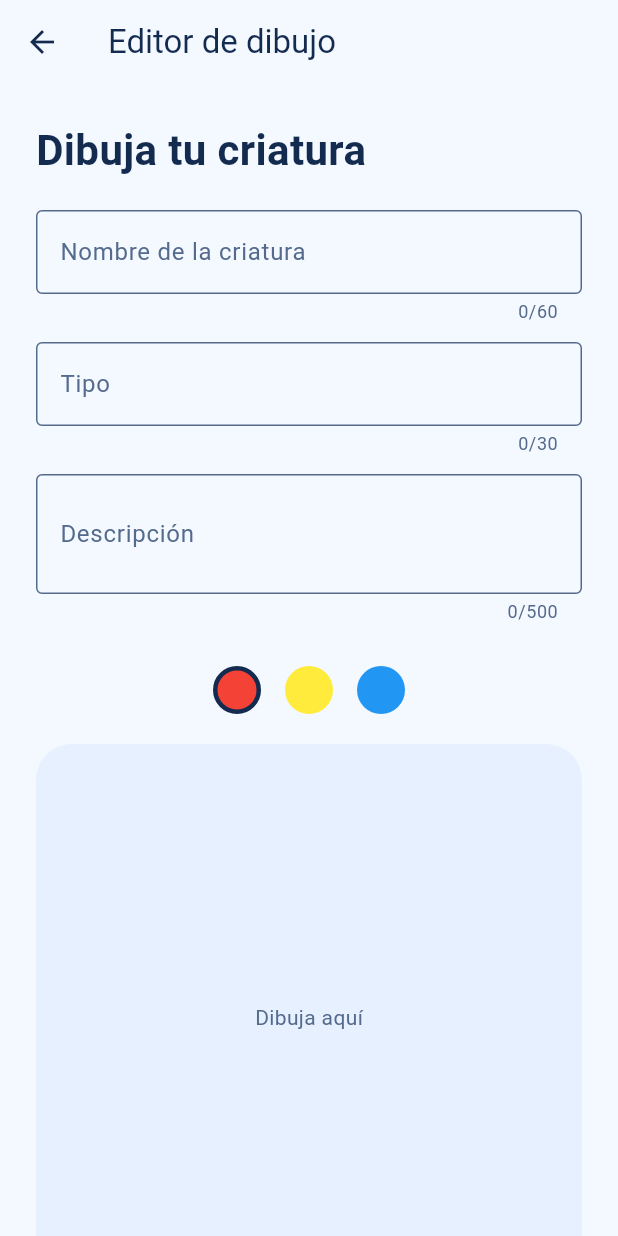
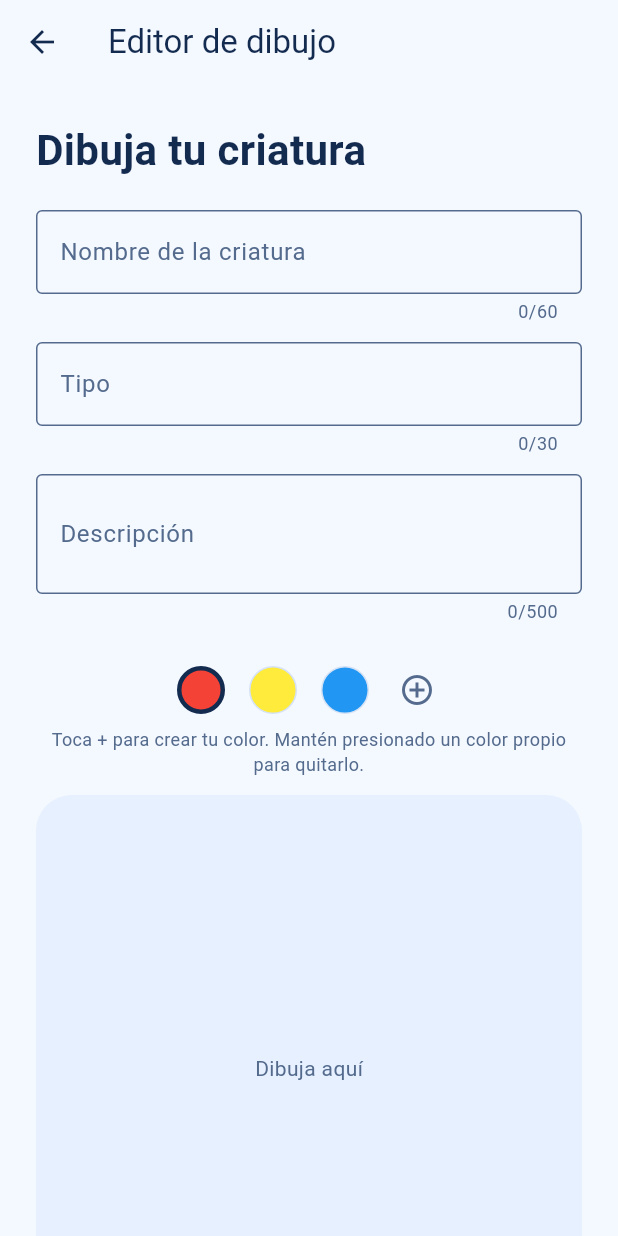
Before and after one commit to A4ld0/ProyectoDesarrolloMovil, a Flutter app: the EditorDibujoScreen screen opened by its route, on a phone screen of 412 x 824 dp. Run offline on Flutter 3.47's test engine with Material 3 defaults, Android fonts, the phone set to English and light mode, and no system bars; our stand-ins replace cloud_firestore, firebase_auth, firebase_core, firebase_messaging, flutter_map, geolocator and 5 more; missing offline and left inert: nfc_manager; accounts and stored records are empty.

Commit message:
feat: crear colores propios en el editor de dibujo

```diff
--- a/lib/screens/editor_dibujo_screen.dart
+++ b/lib/screens/editor_dibujo_screen.dart
@@ -1,10 +1,11 @@
-import 'package:flutter/gestures.dart';
-import 'package:flutter/material.dart';
-import 'package:provider/provider.dart';
+import 'package:flutter/gestures.dart'; //° DragStartBehavior para el lienzo
+import 'package:flutter/material.dart'; //° widgets de material
+import 'package:provider/provider.dart'; //° gestion de estado
+import 'package:shared_preferences/shared_preferences.dart'; //° guarda los colores propios en el telefono
 
-import '../data/datos_app.dart';
-import '../models/criatura.dart';
-import '../widgets/dibujo_criatura.dart';
+import '../data/datos_app.dart'; //° provider con firestore
+import '../models/criatura.dart'; //° modelo de criatura y trazo
+import '../widgets/dibujo_criatura.dart'; //° pintor del dibujo
 
 class EditorDibujoScreen extends StatefulWidget {
   const EditorDibujoScreen({super.key});
@@ -24,6 +25,178 @@ class _EditorDibujoScreenState extends State<EditorDibujoScreen> {
   bool _guardando = false;
   Color _colorSeleccionado = Colors.red;
   int _revision = 0;
+
+  //_ colores base que siempre aparecen
+  final List<Color> _coloresBase = [Colors.red, Colors.yellow, Colors.blue];
+  final List<String> _nombresBase = ['Rojo', 'Amarillo', 'Azul'];
+  //_ colores que el usuario crea con el boton +
+  final List<Color> _coloresPropios = [];
+
+  @override
+  void initState() {
+    super.initState();
+    _cargarColores();
+  }
+
+  //* lee los colores propios guardados en el telefono
+  Future<void> _cargarColores() async {
+    final prefs = SharedPreferencesAsync();
+    final guardados = await prefs.getStringList('coloresPropios') ?? [];
+    if (!mounted) return;
+    setState(() {
+      for (final valor in guardados) {
+        _coloresPropios.add(Color(int.parse(valor)));
+      }
+    });
+  }
+
+  //* guarda la lista de colores propios como texto (el numero argb)
+  Future<void> _guardarColores() async {
+    final prefs = SharedPreferencesAsync();
+    final valores = <String>[];
+    for (final color in _coloresPropios) {
+      valores.add(color.toARGB32().toString());
+    }
+    await prefs.setStringList('coloresPropios', valores);
+  }
+
+  //* abre un dialogo con 3 sliders (rojo, verde, azul) para crear un color
+  Future<void> _crearColor() async {
+    double rojo = 120;
+    double verde = 60;
+    double azul = 200;
+
+    final nuevo = await showDialog<Color>(
+      context: context,
+      builder: (context) {
+        //? StatefulBuilder deja usar setState solo dentro del dialogo
+        return StatefulBuilder(
+          builder: (context, setDialogState) {
+            final vistaPrevia = Color.fromARGB(
+              255,
+              rojo.round(),
+              verde.round(),
+              azul.round(),
+            );
+            return AlertDialog(
+              title: const Text('Crea tu color'),
+              content: Column(
+                mainAxisSize: MainAxisSize.min,
+                children: [
+                  Container(
+                    height: 60,
+                    decoration: BoxDecoration(
+                      color: vistaPrevia,
+                      borderRadius: BorderRadius.circular(12),
+                    ),
+                  ),
+                  const SizedBox(height: 12),
+                  _slider('Rojo', rojo, Colors.red, (valor) {
+                    setDialogState(() => rojo = valor);
+                  }),
+                  _slider('Verde', verde, Colors.green, (valor) {
+                    setDialogState(() => verde = valor);
+                  }),
+                  _slider('Azul', azul, Colors.blue, (valor) {
+                    setDialogState(() => azul = valor);
+                  }),
+                ],
+              ),
+              actions: [
+                TextButton(
+                  onPressed: () => Navigator.pop(context),
+                  child: const Text('Cancelar'),
+                ),
+                FilledButton(
+                  onPressed: () => Navigator.pop(context, vistaPrevia),
+                  child: const Text('Agregar'),
+                ),
+              ],
+            );
+          },
+        );
+      },
+    );
+
+    if (nuevo == null) return;
+    //! si el color ya existe solo se selecciona, no se repite
+    final yaExiste =
+        _coloresBase.contains(nuevo) || _coloresPropios.contains(nuevo);
+    setState(() {
+      if (!yaExiste) _coloresPropios.add(nuevo);
+      _colorSeleccionado = nuevo;
+    });
+    if (!yaExiste) await _guardarColores();
+  }
+
+  //* renglon con el nombre del canal y su slider de 0 a 255
+  Widget _slider(
+    String nombre,
+    double valor,
+    Color color,
+    ValueChanged<double> alCambiar,
+  ) {
+    return Row(
+      children: [
+        SizedBox(width: 50, child: Text(nombre)),
+        Expanded(
+          child: Slider(
+            value: valor,
+            min: 0,
+            max: 255,
+            activeColor: color,
+            onChanged: alCambiar,
+          ),
+        ),
+        SizedBox(width: 32, child: Text('${valor.round()}')),
+      ],
+    );
+  }
+
+  //* borra un color propio al dejarlo presionado
+  Future<void> _borrarColor(Color color) async {
+    setState(() {
+      _coloresPropios.remove(color);
+      if (_colorSeleccionado == color) _colorSeleccionado = Colors.red;
+    });
+    await _guardarColores();
+    if (mounted) {
+      ScaffoldMessenger.of(context).showSnackBar(
+        const SnackBar(content: Text('Color eliminado de tu paleta')),
+      );
+    }
+  }
+
+  //* circulo de color que se puede tocar para elegirlo
+  Widget _botonColor(Color color, String nombre, {VoidCallback? alBorrar}) {
+    final colors = Theme.of(context).colorScheme;
+    final seleccionado = _colorSeleccionado == color;
+    return Semantics(
+      label: nombre,
+      button: true,
+      selected: seleccionado,
+      child: InkResponse(
+        onTap: () => setState(() => _colorSeleccionado = color),
+        onLongPress: alBorrar,
+        radius: 24,
+        child: Padding(
+          padding: const EdgeInsets.all(8),
+          child: Container(
+            width: 32,
+            height: 32,
+            decoration: BoxDecoration(
+              shape: BoxShape.circle,
+              color: color,
+              border: Border.all(
+                color: seleccionado ? colors.onSurface : colors.outlineVariant,
+                width: seleccionado ? 3 : 1,
+              ),
+            ),
+          ),
+        ),
+      ),
+    );
+  }
 
   @override
   void didChangeDependencies() {
@@ -50,6 +223,8 @@ class _EditorDibujoScreenState extends State<EditorDibujoScreen> {
     super.dispose();
   }
 
+  //* crea (add) o actualiza (update) la criatura en firestore
+  //_ si llego una criatura por argumentos es modo editar, si no es crear
   Future<void> _guardar() async {
     if (_guardando) return;
     if (_nombre.text.trim().isEmpty ||
@@ -95,6 +270,9 @@ class _EditorDibujoScreenState extends State<EditorDibujoScreen> {
     }
   }
 
+  //* empieza un trazo nuevo con el color elegido
+  //? el punto se divide entre el lado para guardarlo de 0 a 1 y que el dibujo
+  //? se vea igual en cualquier tamano de pantalla
   void _iniciarTrazo(Offset punto, double lado) {
     if (_guardando || _trazos.length >= 300) return;
     setState(() {
@@ -103,12 +281,16 @@ class _EditorDibujoScreenState extends State<EditorDibujoScreen> {
     });
   }
 
+  //* agrega puntos al ultimo trazo mientras se arrastra el dedo
+  //! fold suma todos los puntos de todos los trazos; se limita a 5000
+  //! para que el documento de firestore no pase su tamano maximo
   void _continuarTrazo(Offset punto, double lado) {
     if (_guardando ||
         _trazos.isEmpty ||
         _trazos.fold<int>(0, (total, trazo) => total + trazo.puntos.length) >=
-            5000)
+            5000) {
       return;
+    }
     final normalizado = Offset(
       (punto.dx / lado).clamp(0, 1),
       (punto.dy / lado).clamp(0, 1),
@@ -168,43 +350,31 @@ class _EditorDibujoScreenState extends State<EditorDibujoScreen> {
                 ),
               ),
               const SizedBox(height: 20),
-              Row(
-                mainAxisAlignment: MainAxisAlignment.center,
+              //? wrap para que los colores bajen de linea cuando son muchos
+              Wrap(
+                alignment: WrapAlignment.center,
+                crossAxisAlignment: WrapCrossAlignment.center,
                 children: [
-                  for (final opcion in const [
-                    (nombre: 'Rojo', color: Colors.red),
-                    (nombre: 'Amarillo', color: Colors.yellow),
-                    (nombre: 'Azul', color: Colors.blue),
-                  ])
-                    Semantics(
-                      label: opcion.nombre,
-                      button: true,
-                      selected: _colorSeleccionado == opcion.color,
-                      child: InkResponse(
-                        onTap: () => setState(() {
-                          _colorSeleccionado = opcion.color;
-                        }),
-                        radius: 24,
-                        child: Padding(
-                          padding: const EdgeInsets.all(8),
-                          child: Container(
-                            width: 32,
-                            height: 32,
-                            decoration: BoxDecoration(
-                              shape: BoxShape.circle,
-                              color: opcion.color,
-                              border: Border.all(
-                                color: _colorSeleccionado == opcion.color
-                                    ? colors.onSurface
-                                    : Colors.transparent,
-                                width: 3,
-                              ),
-                            ),
-                          ),
-                        ),
-                      ),
+                  for (int i = 0; i < _coloresBase.length; i++)
+                    _botonColor(_coloresBase[i], _nombresBase[i]),
+                  for (final color in _coloresPropios)
+                    _botonColor(
+                      color,
+                      'Color propio',
+                      alBorrar: () => _borrarColor(color),
                     ),
+                  //* boton para crear un color nuevo
+                  IconButton(
+                    tooltip: 'Crear color',
+                    onPressed: _guardando ? null : _crearColor,
+                    icon: const Icon(Icons.add_circle_outline),
+                  ),
                 ],
+              ),
+              Text(
+                'Toca + para crear tu color. Mantén presionado un color propio para quitarlo.',
+                textAlign: TextAlign.center,
+                style: TextStyle(fontSize: 12, color: colors.onSurfaceVariant),
               ),
               const SizedBox(height: 12),
               ClipRRect(
```
